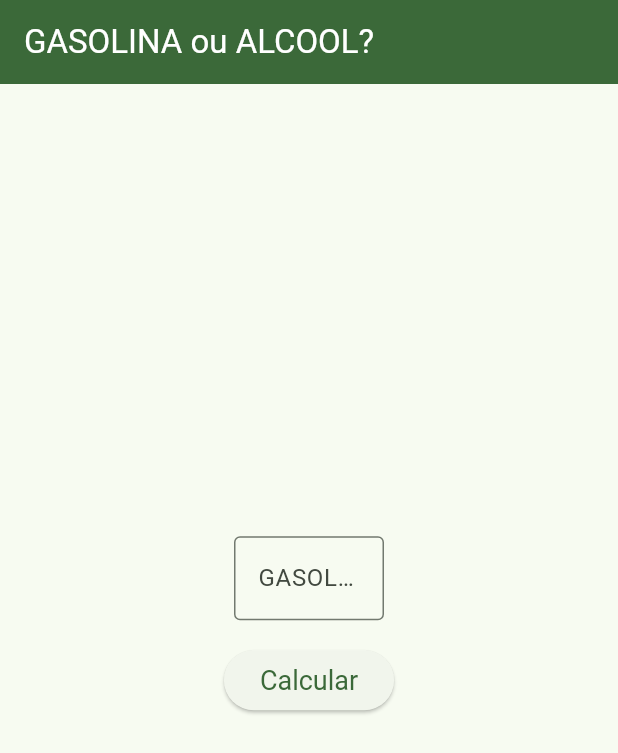
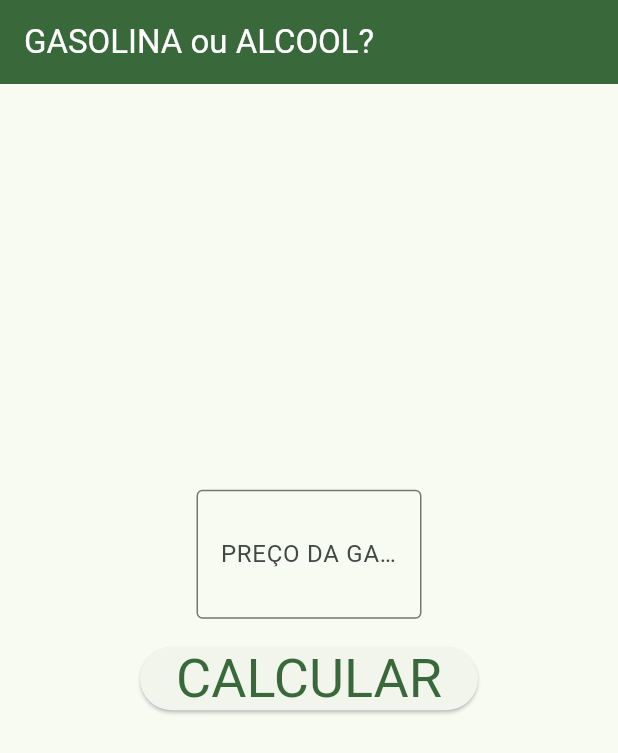
Before and after one commit to windmateus/gaso_alcool, a Flutter app: the screen it shows after launch, on a phone screen of 412 x 824 dp. Shown: the top 753 px of the screen. Run offline on Flutter 3.47's test engine with Material 3 defaults, Android fonts, the phone set to English and light mode, and no system bars.

Commit message:
Ajustes nos textos e layout

```diff
--- a/lib/main.dart
+++ b/lib/main.dart
@@ -15,7 +15,10 @@ class MyApp extends StatelessWidget {
     return MaterialApp(
       title: 'Gasolina ou Alcool?',
       theme: ThemeData(
-        colorScheme: ColorScheme.fromSeed(seedColor: Colors.green),
+        // colorScheme: ColorScheme.fromSeed(seedColor: Colors.green),
+        colorScheme: ColorScheme.fromSeed(
+          seedColor: const Color(0xFF66BB6A), // A primary green
+        ),
         useMaterial3: true,
         fontFamily: 'Roboto', // Example: Use a different font
       ),
@@ -50,7 +53,9 @@ class _MyHomePageState extends State<MyHomePage> {
         String valorAjustado = _inputController.text.replaceAll(',', '.');
         double inputValue = double.parse(valorAjustado);
         _resultado = inputValue * 0.7;
-        _mensagem = 'Compre GASOLINA se o preço do ALCOOL for maior que: R\$ ${formatarDecimalBrasileiro(_resultado)}';
+        _mensagem =
+            'Compre GASOLINA se o preço do ALCOOL for maior que: R\$ ${formatarDecimalBrasileiro(_resultado)} \n' +
+            'Compre ALCOOL se seu preço for menor que R\$ ${formatarDecimalBrasileiro(_resultado)}';
       } catch (e) {
         _resultado = 0.0;
       }
@@ -68,15 +73,24 @@ class _MyHomePageState extends State<MyHomePage> {
           style: const TextStyle(color: Colors.white),
         ),
       ),
-      body: Center(
+      body: Padding(
+        padding: const EdgeInsets.all(16.0),
+        child: Center(
         child: Column(
           mainAxisAlignment: MainAxisAlignment.center,
           children: <Widget>[
 
+            // // Logo or Image (Example)
+            // Image.asset(
+            //   'assets/logo.png', // Replace with your asset path
+            //   height: 100,
+            // ),
+
             SizedBox(
-              width: 100,
+              width: 150,
               child:
                 TextFormField(
+                  style: const TextStyle(fontSize: 36, fontFamily: 'Roboto'),
                   // initialValue: formatarDecimalBrasileiro(6),
                   controller: _inputController,
                   keyboardType: TextInputType.numberWithOptions(decimal: true),
@@ -86,7 +100,7 @@ class _MyHomePageState extends State<MyHomePage> {
                     // Esta regex é um ponto de partida.
                   ],
                   decoration: InputDecoration(
-                    labelText: 'GASOLINA',   // Valor até 9,99 em Reais
+                    labelText: 'PREÇO DA GASOLINA',   // Valor até 9,99 em Reais
                     border: OutlineInputBorder(),
                     prefixText: 'R\$ ',
                   ),
@@ -111,25 +125,22 @@ class _MyHomePageState extends State<MyHomePage> {
               onPressed: _calcular,
                 style: ElevatedButton.styleFrom(
                   // padding: const EdgeInsets.symmetric(vertical: 16.0),
-                  textStyle: const TextStyle(fontSize: 18),
+                  textStyle: const TextStyle(fontSize: 36, fontFamily: 'Roboto'),
                 ),
-                child: const Text('Calcular'),
+                child: const Text('CALCULAR'),
             ),
-            SizedBox(height: _spacing),
+
+            SizedBox(height: _spacing*3),
             Text(
               _mensagem,
-              style: TextStyle(fontSize: 20),
-                textAlign: TextAlign.center,
+              style: TextStyle(fontSize: 20, backgroundColor: Colors.green, color: Colors.white),
+              textAlign: TextAlign.center,
             ),
 
           ],
         ),
       ),
-      // floatingActionButton: FloatingActionButton(
-      //   onPressed: _incrementCounter,
-      //   tooltip: 'Increment',
-      //   child: const Icon(Icons.add),
-      // ), // This trailing comma makes auto-formatting nicer for build methods.
+      ),
     );
   }
 }
```
